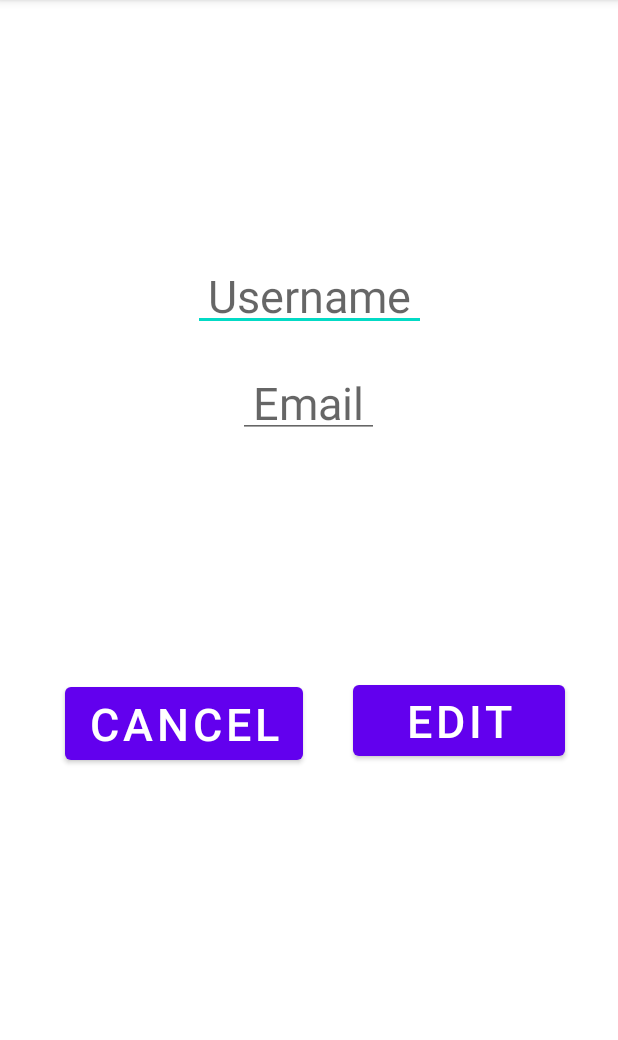
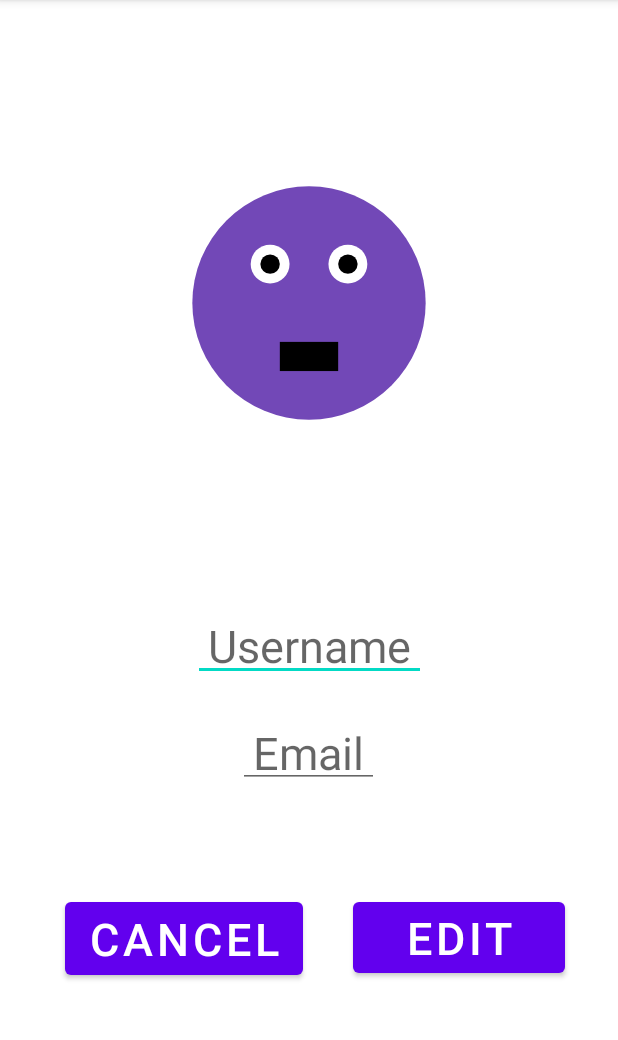
Before and after one commit to CMPUT301W23T52/HunterQRHunter, an Android app: the EditProfileScreen screen opened directly, with no data from a screen before it, on a phone screen of 412 x 824 dp, the part 84-1124 px from its top. Run offline under Robolectric (Android 15) with nearby library versions, the phone set to English and light mode, and no system bars; our stand-ins replace Firebase (no records; nobody signed in at launch, a user with empty details on screens opened directly).

Commit message:
feat: face generation with qr hash

```diff
--- a/app/src/main/java/com/example/hunterqrhunter/model/HashQR.java
+++ b/app/src/main/java/com/example/hunterqrhunter/model/HashQR.java
@@ -1,5 +1,10 @@
 package com.example.hunterqrhunter.model;
 
+
+import android.graphics.Bitmap;
+import android.graphics.Canvas;
+import android.graphics.Color;
+import android.graphics.Paint;
 
 import java.io.UnsupportedEncodingException;
 import java.security.MessageDigest;
@@ -56,37 +61,64 @@ public class HashQR {
     }
 
     //createQrCreature() method creates Qr code image with bitmap
-//    public Bitmap generateImageFromHashcode(int hashcode) {
-//
-//        //default size of the image
-//        int width = 350;
-//        int height = 350;
-//
-//        Bitmap bitmap = Bitmap.createBitmap(width, height, Bitmap.Config.ARGB_8888);
-//        Canvas canvas = new Canvas(bitmap);
-//
-//        // Set a random color based on the hashcode
-//        int red = (hashcode & 0xFF0000) >> 16;
-//        int green = (hashcode & 0x00FF00) >> 8;
-//        int blue = hashcode & 0x0000FF;
-//        int color = Color.rgb(red, green, blue);
-//
-//        // Draw a rectangle with the random color
-//        Paint paint = new Paint();
-//        paint.setColor(color);
-//        canvas.drawRect(0, 0, width, height, paint);
-//
-////        int[] pixels = new int[width * height];
-////
-////        bitmap.getPixels(pixels, 0, width, 0, 0 , width, height);
-////
-////        // Return the generated image
-////        List<Integer> bitmapList = new ArrayList<Integer>();
-////        for (int i = 0; i < pixels.length; i++) {
-////            bitmapList.add(pixels[i]);
-////        }
-//        return bitmap;
-//    }
+    public Bitmap generateImageFromHashcode(int hashcode) {
+        // Default size of the image
+        int width = 350;
+        int height = 350;
+
+        Bitmap bitmap = Bitmap.createBitmap(width, height, Bitmap.Config.ARGB_8888);
+        Canvas canvas = new Canvas(bitmap);
+
+        // Set a random color based on the hashcode
+        int red = (hashcode & 0xFF0000) >> 16;
+        int green = (hashcode & 0x00FF00) >> 8;
+        int blue = hashcode & 0x0000FF;
+        int color = Color.rgb(red, green, blue);
+
+        // Draw the face using the random color
+        Paint paint = new Paint();
+        paint.setColor(color);
+        paint.setStyle(Paint.Style.FILL);
+
+        // Draw the face shape
+        float centerX = width / 2f;
+        float centerY = height / 2f;
+        float radius = width / 3f;
+
+        canvas.drawCircle(centerX, centerY, radius, paint);
+
+        // Draw the eyes
+        float eyeOffsetX = radius / 3f;
+        float eyeOffsetY = radius / 3f;
+
+        float leftEyeCenterX = centerX - eyeOffsetX;
+        float leftEyeCenterY = centerY - eyeOffsetY;
+        float rightEyeCenterX = centerX + eyeOffsetX;
+        float rightEyeCenterY = centerY - eyeOffsetY;
+        float eyeRadius = radius / 6f;
+
+        paint.setColor(Color.WHITE);
+        canvas.drawCircle(leftEyeCenterX, leftEyeCenterY, eyeRadius, paint);
+        canvas.drawCircle(rightEyeCenterX, rightEyeCenterY, eyeRadius, paint);
+
+        paint.setColor(Color.BLACK);
+        canvas.drawCircle(leftEyeCenterX, leftEyeCenterY, eyeRadius / 2f, paint);
+        canvas.drawCircle(rightEyeCenterX, rightEyeCenterY, eyeRadius / 2f, paint);
+
+        // Draw the mouth
+        float mouthOffsetY = radius / 3f;
+        float mouthWidth = radius / 2f;
+        float mouthHeight = radius / 4f;
+        float mouthLeft = centerX - mouthWidth / 2f;
+        float mouthTop = centerY + mouthOffsetY;
+        float mouthRight = centerX + mouthWidth / 2f;
+        float mouthBottom = mouthTop + mouthHeight;
+
+        canvas.drawRect(mouthLeft, mouthTop, mouthRight, mouthBottom, paint);
+
+        return bitmap;
+    }
+
 
 
     // scoreGen() is a method that takes in a hash value and generates an appropriate score
--- a/app/src/main/java/com/example/hunterqrhunter/page/EditProfileScreen.java
+++ b/app/src/main/java/com/example/hunterqrhunter/page/EditProfileScreen.java
@@ -5,15 +5,18 @@ import static androidx.constraintlayout.helper.widget.MotionEffect.TAG;
 import androidx.annotation.NonNull;
 import androidx.appcompat.app.AppCompatActivity;
 
+import android.graphics.Bitmap;
 import android.os.Bundle;
 import android.provider.Settings;
 import android.util.Log;
 import android.view.View;
 import android.widget.Button;
 import android.widget.EditText;
+import android.widget.ImageView;
 import android.widget.Toast;
 
 import com.example.hunterqrhunter.R;
+import com.example.hunterqrhunter.model.HashQR;
 import com.google.android.gms.tasks.OnCompleteListener;
 import com.google.android.gms.tasks.Task;
 import com.google.firebase.firestore.CollectionReference;
@@ -28,11 +31,16 @@ public class EditProfileScreen extends AppCompatActivity {
     FirebaseFirestore database = FirebaseFirestore.getInstance();
     CollectionReference usersCollection = database.collection("Users (shafi)");
     CollectionReference usernameCollection = database.collection("Usernames (shafi)");
-
+    HashQR hashQR = new HashQR();
     @Override
     protected void onCreate(Bundle savedInstanceState) {
+
         super.onCreate(savedInstanceState);
         setContentView(R.layout.activity_edit_profile);
+        ImageView imageView = findViewById(R.id.imageView);
+        int hashCode = 1802651831;
+        Bitmap faceBitmap = hashQR.generateImageFromHashcode(hashCode);
+        imageView.setImageBitmap(faceBitmap);
 
 
         String userID = Settings.Secure.getString(getContentResolver(), Settings.Secure.ANDROID_ID);
@@ -85,6 +93,7 @@ public class EditProfileScreen extends AppCompatActivity {
         });
     }
 
+
     // This code came from https://firebase.google.com/docs/firestore/query-data/get-data
     // CITE PROPERLY
     private void getUsernameByID(String userID, String[] username) {
```
